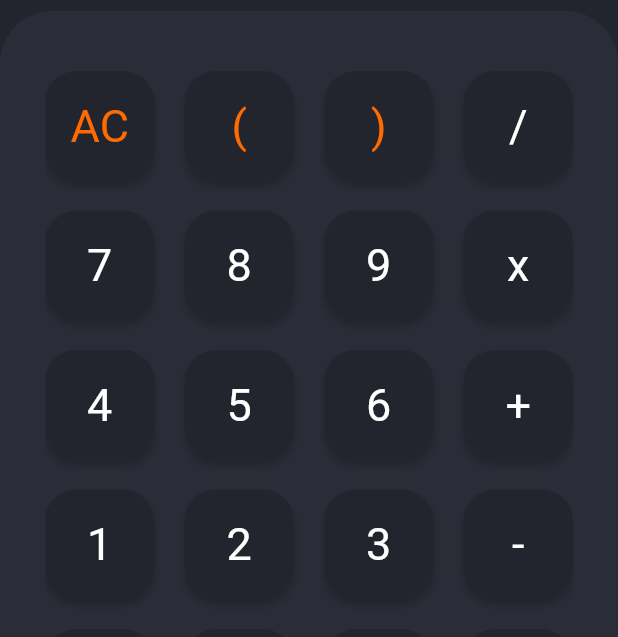
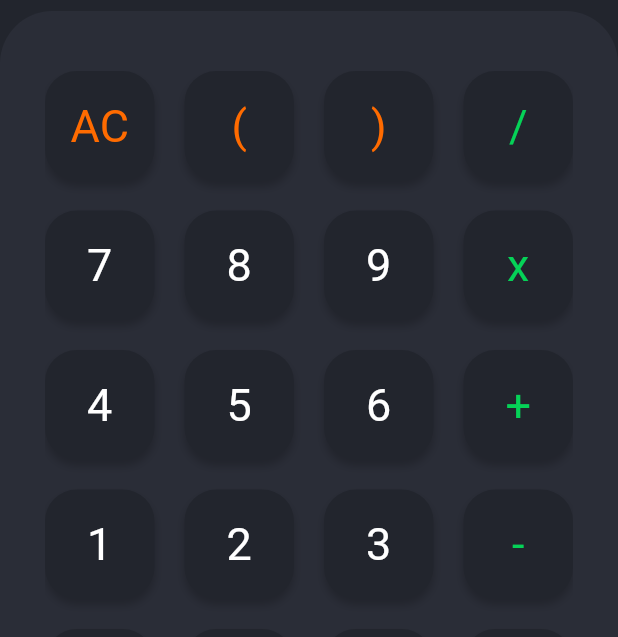
Before and after one commit to GoldenOkey-Nwala/flutter-calculator, a Flutter app: the screen it shows after launch, after a tap on an icon or button, on a phone screen of 412 x 824 dp. Shown: the part 457-1094 px from the top of the screen. Run offline on Flutter 3.47's test engine with Material 2 defaults, Android fonts, the phone set to English and light mode, and no system bars; our stand-ins replace math_expressions.

Commit message:
UI update

```diff
--- a/lib/calculator_screen.dart
+++ b/lib/calculator_screen.dart
@@ -72,6 +72,7 @@ class _CalculatorScreenState extends State<CalculatorScreen> {
               padding: const EdgeInsets.all(20.0),
               child: Column(
                 mainAxisAlignment: MainAxisAlignment.end,
+                crossAxisAlignment: CrossAxisAlignment.end,
                 children: [
                   Expanded(
                     flex: 2,
@@ -195,7 +196,7 @@ class _CalculatorScreenState extends State<CalculatorScreen> {
       return;
     }
     if (text == "C") {
-      result = "0";
+      // result = "0";
       inputSize = 64;
       resultSize = 24;
 
--- a/lib/components/button_list.dart
+++ b/lib/components/button_list.dart
@@ -20,3 +20,5 @@ final List<String> buttonList = [
   ".",
   "="
 ];
+
+// String x = Image.asset('assets/png/x.png', color: orange).toString();
--- a/lib/components/function.dart
+++ b/lib/components/function.dart
@@ -16,7 +16,7 @@ getColor(String text, bool darkMode) {
   if (text == "AC" || text == "(" || text == ")") {
     return darkMode ? orange : green;
   }
-  if (text == "/" || text == "x" || text == "-" || text == "+" || text == "=") {
+  if (text == " / " || text == " x " || text == " - " || text == " + " || text == "=") {
     return darkMode ? green : orange;
   }
   return darkMode ? white : dark;
```
Also changed, not shown: assets/png/division.png (added), assets/png/equal.png (added), assets/png/plus.png (added), assets/png/sub.png (added), assets/png/x.png (added), 1 other file.
